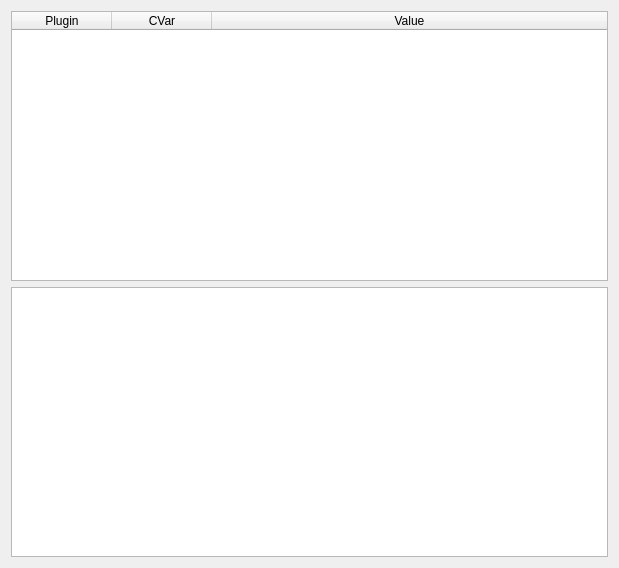
This is Code/Tools/Libs/GuiFoundation/Widgets/CVarWidget.ui in ezEngine/ezEngine as Qt 5 draws it before an edit. The edited form follows.
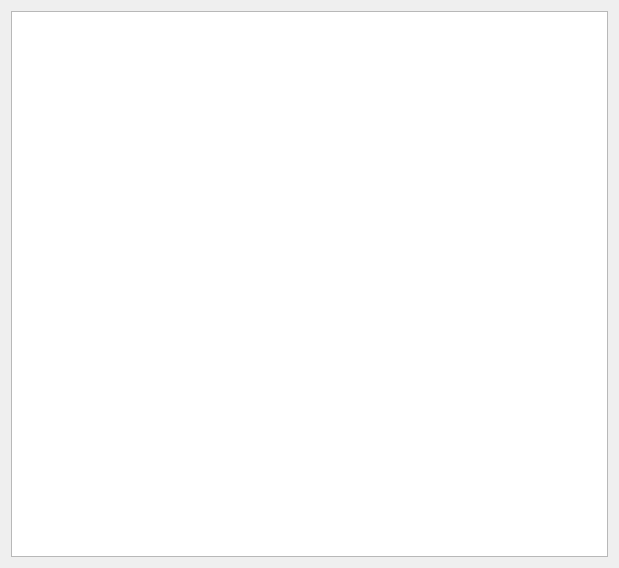
This is the edited form.

Diff of the .ui file:
```diff
--- a/Code/Tools/Libs/GuiFoundation/Widgets/CVarWidget.ui
+++ b/Code/Tools/Libs/GuiFoundation/Widgets/CVarWidget.ui
@@ -15,72 +15,18 @@
   </property>
   <layout class="QVBoxLayout" name="verticalLayout">
    <item>
-    <widget class="QTableWidget" name="TableCVars">
-     <property name="selectionMode">
-      <enum>QAbstractItemView::SingleSelection</enum>
+    <widget class="QTreeView" name="CVarsView">
+     <property name="editTriggers">
+      <set>QAbstractItemView::CurrentChanged|QAbstractItemView::DoubleClicked|QAbstractItemView::EditKeyPressed</set>
      </property>
      <property name="selectionBehavior">
-      <enum>QAbstractItemView::SelectRows</enum>
+      <enum>QAbstractItemView::SelectItems</enum>
      </property>
-     <property name="verticalScrollMode">
-      <enum>QAbstractItemView::ScrollPerPixel</enum>
-     </property>
-     <property name="horizontalScrollMode">
-      <enum>QAbstractItemView::ScrollPerPixel</enum>
-     </property>
-     <property name="sortingEnabled">
+     <property name="uniformRowHeights">
       <bool>true</bool>
      </property>
-     <property name="wordWrap">
-      <bool>false</bool>
-     </property>
-     <property name="cornerButtonEnabled">
-      <bool>false</bool>
-     </property>
-     <property name="columnCount">
-      <number>3</number>
-     </property>
-     <attribute name="horizontalHeaderVisible">
-      <bool>true</bool>
-     </attribute>
-     <attribute name="horizontalHeaderCascadingSectionResizes">
-      <bool>false</bool>
-     </attribute>
-     <attribute name="horizontalHeaderMinimumSectionSize">
-      <number>40</number>
-     </attribute>
-     <attribute name="horizontalHeaderDefaultSectionSize">
-      <number>100</number>
-     </attribute>
-     <attribute name="horizontalHeaderShowSortIndicator" stdset="0">
-      <bool>true</bool>
-     </attribute>
-     <attribute name="horizontalHeaderStretchLastSection">
-      <bool>true</bool>
-     </attribute>
-     <attribute name="verticalHeaderVisible">
-      <bool>false</bool>
-     </attribute>
-     <column>
-      <property name="text">
-       <string>Plugin</string>
-      </property>
-     </column>
-     <column>
-      <property name="text">
-       <string>CVar</string>
-      </property>
-     </column>
-     <column>
-      <property name="text">
-       <string>Value</string>
-      </property>
-     </column>
     </widget>
    </item>
-   <item>
-    <widget class="QTreeView" name="CVarsView"/>
-   </item>
   </layout>
  </widget>
  <resources>
```
